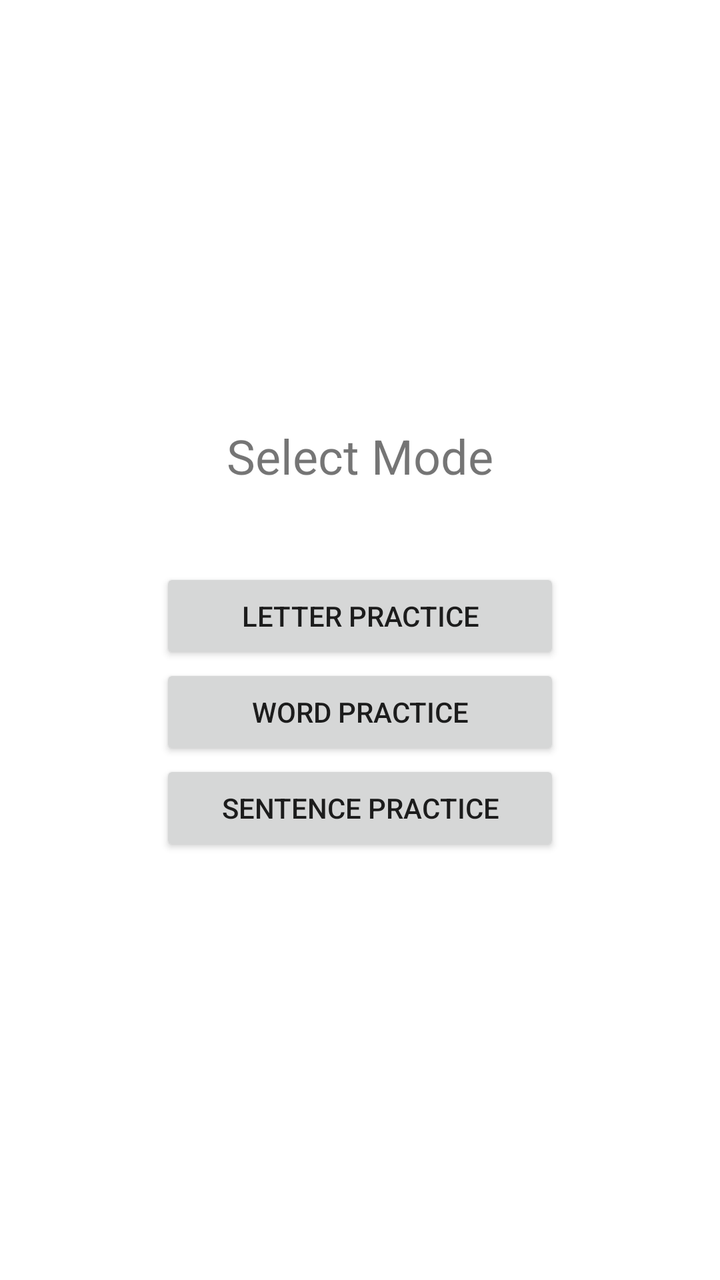
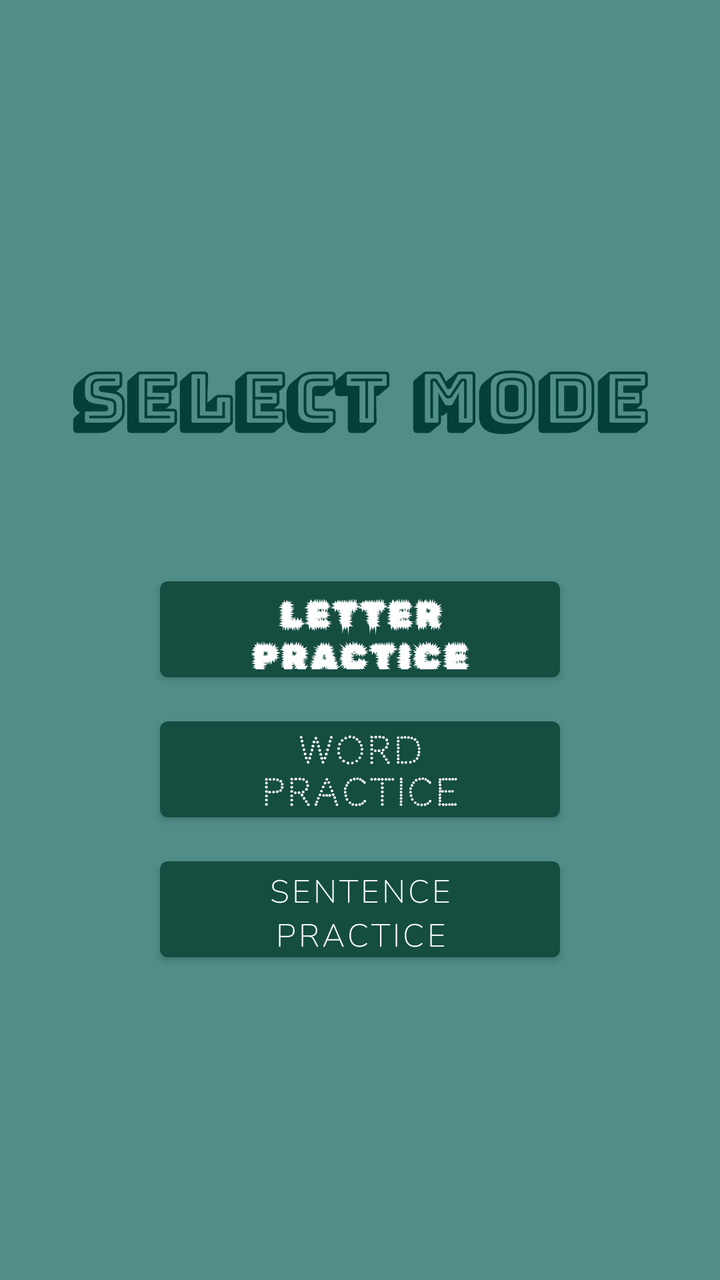

The first picture is an Android layout as it rendered before a commit; the second is the same layout after the commit. The layout source and the unified diff follow.
<!-- AndroidManifest.xml: application theme Theme.MorseStriker -->
<!-- res/layout/activity_mode_select.xml -->
<?xml version="1.0" encoding="utf-8"?>
<LinearLayout xmlns:android="http://schemas.android.com/apk/res/android"
    android:orientation="vertical"
    android:gravity="center"
    android:padding="16dp"
    android:layout_width="match_parent"
    android:layout_height="match_parent">

    <TextView
        android:text="Select Mode"
        android:textSize="24sp"
        android:layout_marginBottom="40dp"
        android:layout_width="wrap_content"
        android:layout_height="wrap_content" />

    <Button
        android:id="@+id/letterModeButton"
        android:text="Letter Practice"
        android:layout_width="200dp"
        android:layout_height="wrap_content" />

    <Button
        android:id="@+id/wordModeButton"
        android:text="Word Practice"
        android:layout_width="200dp"
        android:layout_height="wrap_content" />

    <Button
        android:id="@+id/sentenceModeButton"
        android:text="Sentence Practice"
        android:layout_width="200dp"
        android:layout_height="wrap_content" />

</LinearLayout>
<!-- resources referenced by this layout -->
<resources>
  <style name="Theme.MorseStriker" parent="Theme.MaterialComponents.DayNight.DarkActionBar">
          
          <item name="colorPrimary">@color/purple_500</item>
          <item name="colorPrimaryVariant">@color/purple_700</item>
          <item name="colorOnPrimary">@color/white</item>
          
          <item name="colorSecondary">@color/teal_200</item>
          <item name="colorSecondaryVariant">@color/teal_700</item>
          <item name="colorOnSecondary">@color/black</item>
          
          <item name="android:statusBarColor">?attr/colorPrimaryVariant</item>
          
      </style>
  <color name="purple_500">#FF6200EE</color>
  <color name="purple_700">#FF3700B3</color>
  <color name="white">#FFFFFFFF</color>
  <color name="teal_200">#FF03DAC5</color>
  <color name="teal_700">#FF018786</color>
  <color name="black">#FF000000</color>
</resources>

<!-- the commit's change to res/layout/activity_mode_select.xml (unified diff, before → after) -->
@@ -1,34 +1,56 @@
 <?xml version="1.0" encoding="utf-8"?>
+
 <LinearLayout xmlns:android="http://schemas.android.com/apk/res/android"
+    xmlns:app="http://schemas.android.com/apk/res-auto"
     android:orientation="vertical"
     android:gravity="center"
     android:padding="16dp"
     android:layout_width="match_parent"
-    android:layout_height="match_parent">
+    android:layout_height="match_parent"
+    android:background="#508E87">
 
     <TextView
         android:text="Select Mode"
-        android:textSize="24sp"
+        android:fontFamily="@font/bungee"
+        android:textColor="#024039"
+        android:textSize="35sp"
+        android:textStyle="bold"
         android:layout_marginBottom="40dp"
         android:layout_width="wrap_content"
         android:layout_height="wrap_content" />
 
-    <Button
+    <com.google.android.material.button.MaterialButton
         android:id="@+id/letterModeButton"
+        android:layout_width="200dp"
+        android:layout_height="60dp"
         android:text="Letter Practice"
+        android:fontFamily="@font/rubik"
+        android:textColor="#FFFFFF"
+        android:textSize="18sp"
+        android:layout_marginBottom="10dp"
+        app:backgroundTint="#154D41"/>
+
+    <com.google.android.material.button.MaterialButton
+        android:id="@+id/wordModeButton"
         android:layout_width="200dp"
-        android:layout_height="wrap_content" />
+        android:layout_height="60dp"
+        android:text="Word Practice"
+        android:fontFamily="@font/codystar"
+        android:textStyle="bold"
+        android:textColor="#FFFFFF"
+        android:textSize="18sp"
+        android:layout_marginBottom="10dp"
+        app:backgroundTint="#154D41"/>
 
-    <Button
-        android:id="@+id/wordModeButton"
-        android:text="Word Practice"
+    <com.google.android.material.button.MaterialButton
+        android:id="@+id/sentenceModeButton"
         android:layout_width="200dp"
-        android:layout_height="wrap_content" />
-
-    <Button
-        android:id="@+id/sentenceModeButton"
+        android:layout_height="60dp"
         android:text="Sentence Practice"
-        android:layout_width="200dp"
-        android:layout_height="wrap_content" />
+        android:fontFamily="@font/nuri"
+        android:textStyle="bold"
+        android:textColor="#FFFFFF"
+        android:textSize="16sp"
+        app:backgroundTint="#154D41"/>
 
 </LinearLayout>
